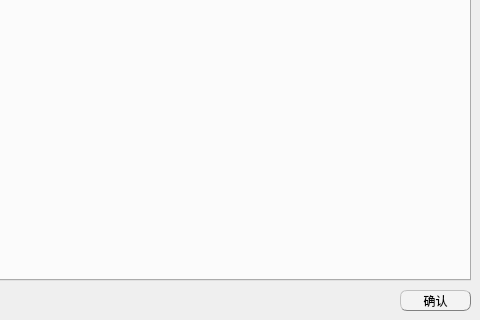
Above: personmanagedialog.ui from EsZHU/QtExamSystem before the change; both pictures show x 130 to 610 and y 190 to 510 of the 610 by 510 pixel window. Below: the same form after it.
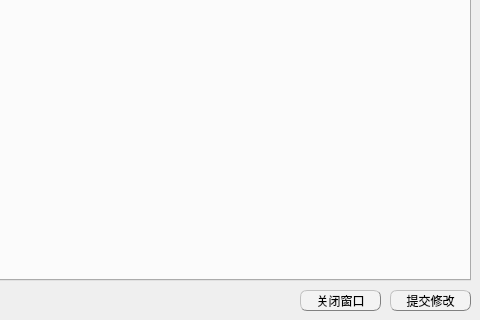
That is the form after the change.

Patch:
```diff
--- a/personmanagedialog.ui
+++ b/personmanagedialog.ui
@@ -25,12 +25,12 @@
   <property name="windowTitle">
    <string>Form</string>
   </property>
-  <widget class="QPushButton" name="closeButton">
+  <widget class="QPushButton" name="submitButton">
    <property name="geometry">
     <rect>
-     <x>530</x>
+     <x>520</x>
      <y>480</y>
-     <width>71</width>
+     <width>81</width>
      <height>21</height>
     </rect>
    </property>
@@ -40,7 +40,7 @@
 QPushButton:pressed{background-color:rgb(191, 190, 192);border-style: inset;}</string>
    </property>
    <property name="text">
-    <string>确认</string>
+    <string>提交修改</string>
    </property>
   </widget>
   <widget class="QTabWidget" name="tabWidget">
@@ -159,6 +159,24 @@
     </item>
    </layout>
   </widget>
+  <widget class="QPushButton" name="closeButton">
+   <property name="geometry">
+    <rect>
+     <x>430</x>
+     <y>480</y>
+     <width>81</width>
+     <height>21</height>
+    </rect>
+   </property>
+   <property name="styleSheet">
+    <string notr="true">QPushButton{background-color: rgb(243, 243, 243);border:0.5px groove gray;border-radius:7px;padding:2px 4px;border-style: outset;}
+QPushButton:hover{background-color:rgb(229, 241, 251); color: black;}
+QPushButton:pressed{background-color:rgb(191, 190, 192);border-style: inset;}</string>
+   </property>
+   <property name="text">
+    <string>关闭窗口</string>
+   </property>
+  </widget>
  </widget>
  <resources/>
  <connections/>
```
